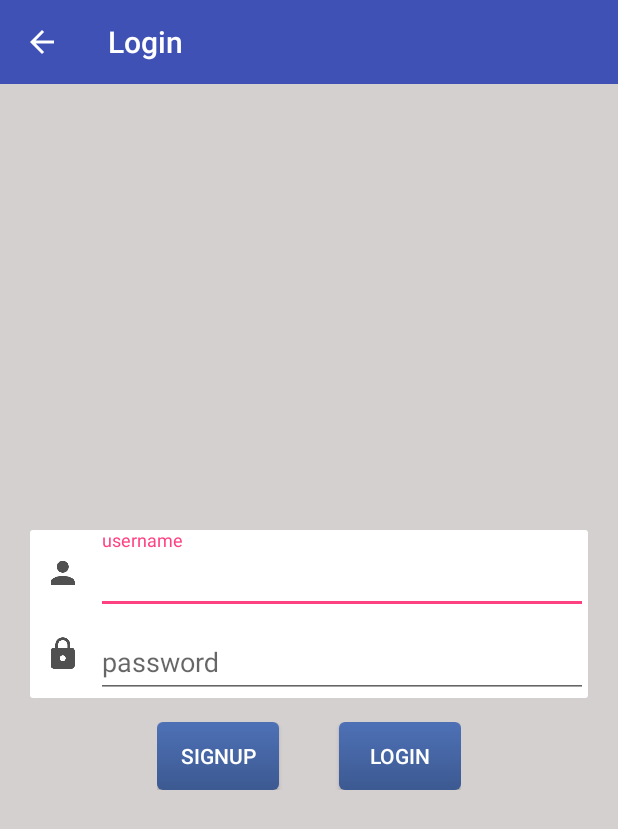
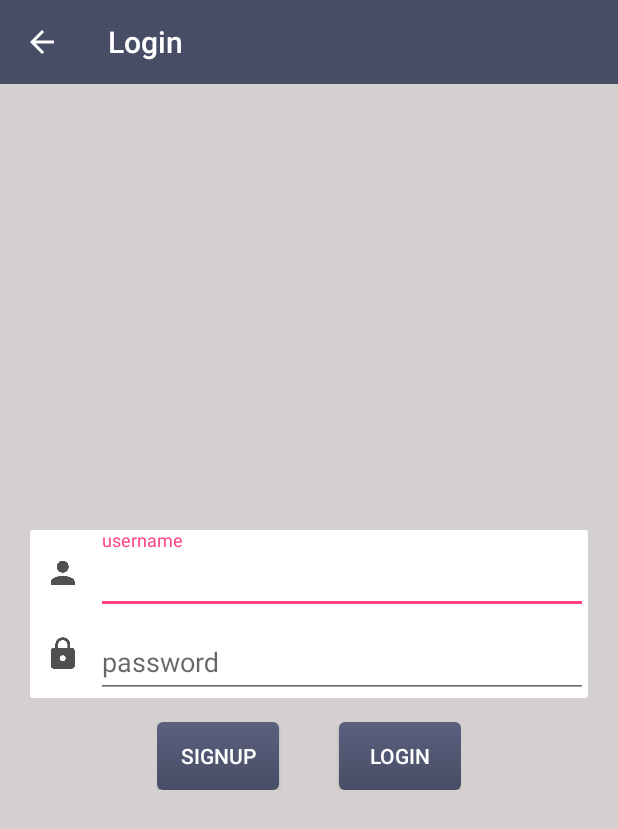
Before and after one commit to laocuo/Biyeban, an Android app: the screen it shows after launch (LoginActivity), on a phone screen of 412 x 824 dp. Shown: the top 829 px of the screen. Run offline under Robolectric (Android 15) with nearby library versions, the phone set to English and light mode, and no system bars; our stand-ins replace ButterKnife; libraries missing offline, so code that uses them is left out: cn.bmob.v3; 3 statements that could not run were skipped.

Commit message:
change theme color

```diff
--- a/Biyeban/app/src/main/java/com/laocuo/biyeban/main/MainActivity.java
+++ b/Biyeban/app/src/main/java/com/laocuo/biyeban/main/MainActivity.java
@@ -52,7 +52,7 @@ public class MainActivity extends AppCompatActivity {
         super.onDestroy();
         final BiyebanUser user = BmobUser.getCurrentUser(BiyebanUser.class);
         if (user != null) {
-            user.logOut();
+//            user.logOut();
         }
     }
 }
--- a/Biyeban/app/src/main/res/drawable/button_bg.xml
+++ b/Biyeban/app/src/main/res/drawable/button_bg.xml
@@ -3,7 +3,7 @@
     xmlns:android="http://schemas.android.com/apk/res/android">
     <item android:state_pressed="true">
         <shape>
-            <gradient android:startColor="#3c5991" android:endColor="#2b416c"
+            <gradient android:startColor="#484d66" android:endColor="#303445"
                       android:angle="270"/>
             <corners android:radius="4dp"/>
         </shape>
@@ -11,7 +11,7 @@
 
     <item>
         <shape>
-            <gradient android:startColor="#4e71b6" android:endColor="#3c5991"
+            <gradient android:startColor="#5a607e" android:endColor="#484d66"
                       android:angle="270"/>
             <corners android:radius="4dp"/>
         </shape>
--- a/Biyeban/app/src/main/res/values/colors.xml
+++ b/Biyeban/app/src/main/res/values/colors.xml
@@ -1,7 +1,7 @@
 <?xml version="1.0" encoding="utf-8"?>
 <resources>
-    <color name="colorPrimary">#3F51B5</color>
-    <color name="colorPrimaryDark">#303F9F</color>
+    <color name="colorPrimary">#484d66</color>
+    <color name="colorPrimaryDark">#36394d</color>
     <color name="colorAccent">#FF4081</color>
 
     <color name="colorPane">#c22f36</color>
```
Also changed, not shown: Biyeban/app/src/main/java/com/laocuo/biyeban/MainActivity.java (deleted, +0 -45 lines), Biyeban/app/src/main/java/com/laocuo/biyeban/login/LoginActivity.java (+14 -13 lines).
